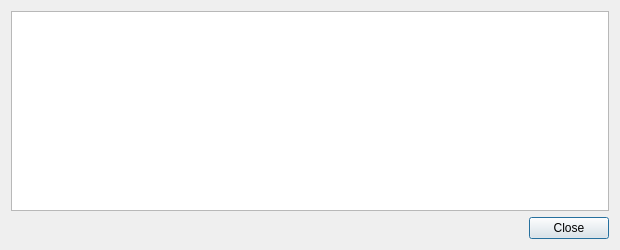
Before: the Qt Designer form src/qt/forms/transactiondescdialog.ui in XcelRProject/XcelR, drawn with Qt 5.
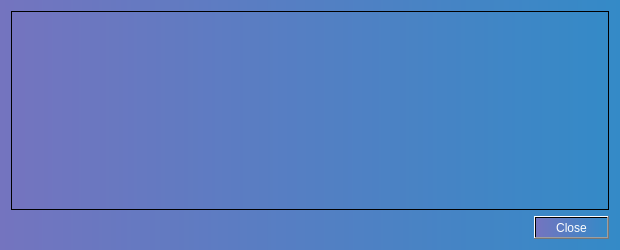
After: the same form once the commit is applied.

Diff of the .ui file:
```diff
--- a/src/qt/forms/transactiondescdialog.ui
+++ b/src/qt/forms/transactiondescdialog.ui
@@ -13,6 +13,9 @@
   <property name="windowTitle">
    <string notr="true">Transaction details</string>
   </property>
+  <property name="styleSheet">
+   <string notr="true">background-color: qlineargradient(spread:pad, x1:0, y1:0, x2:1, y2:0, stop:0 rgba(116, 116, 191, 255), stop:1 rgba(52, 138, 199, 255));</string>
+  </property>
   <layout class="QVBoxLayout" name="verticalLayout">
    <item>
     <widget class="QTextEdit" name="detailText">
@@ -26,6 +29,9 @@
    </item>
    <item>
     <widget class="QDialogButtonBox" name="buttonBox">
+     <property name="styleSheet">
+      <string notr="true">color: rgb(255, 255, 255);</string>
+     </property>
      <property name="orientation">
       <enum>Qt::Horizontal</enum>
      </property>
```
